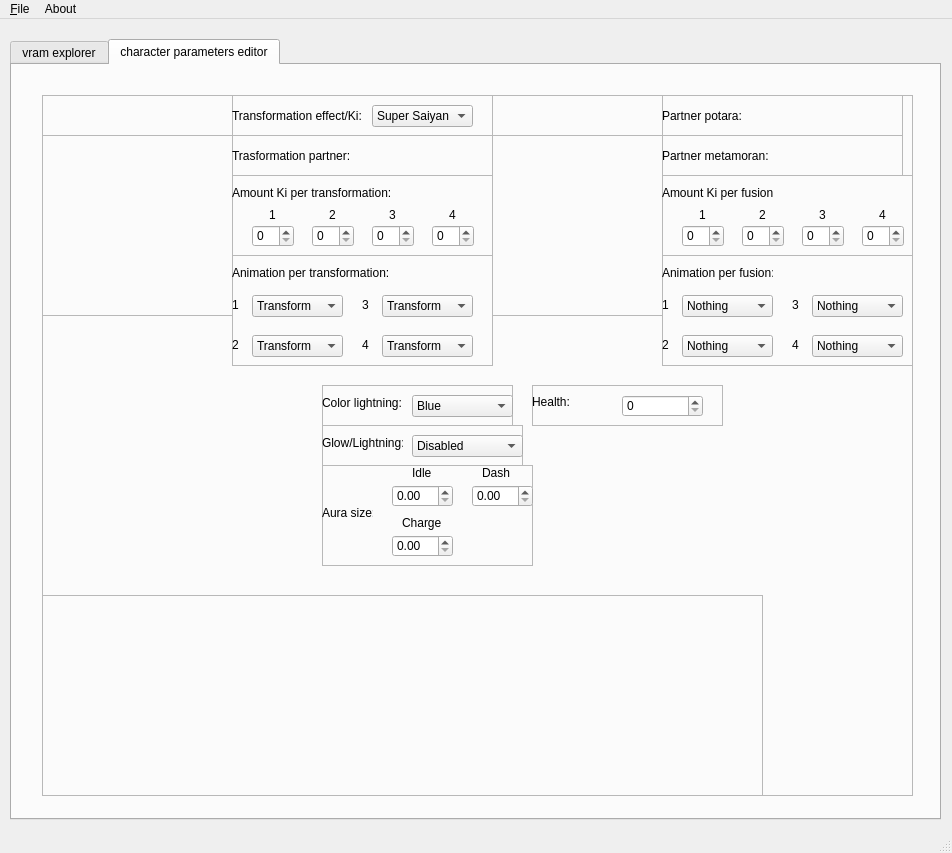
Before: the Qt Designer form lib/design/Raging_tools.ui in adsl14/Raging-tools, drawn with Qt 5.
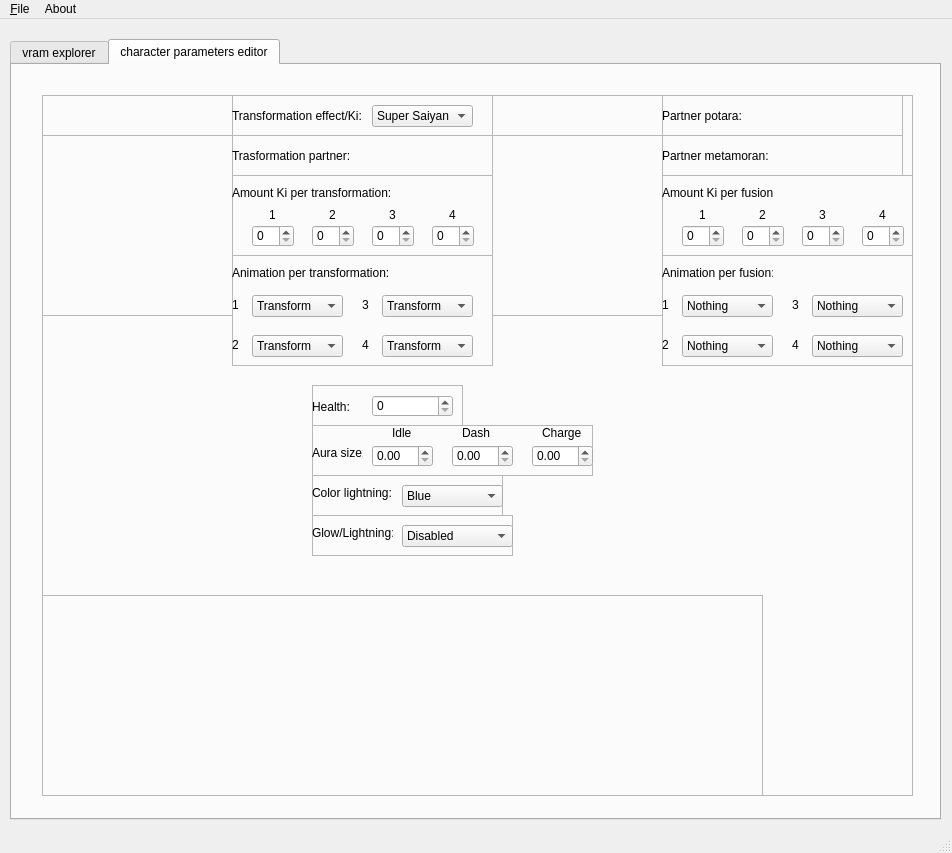
After: the same form once the commit is applied. Icons and pictures are not drawn.

What changed in the file:
```diff
--- a/lib/design/Raging_tools.ui
+++ b/lib/design/Raging_tools.ui
@@ -3193,8 +3193,8 @@
          <widget class="QFrame" name="glow_lightning">
           <property name="geometry">
            <rect>
-            <x>280</x>
-            <y>330</y>
+            <x>270</x>
+            <y>420</y>
             <width>201</width>
             <height>41</height>
            </rect>
@@ -3265,8 +3265,8 @@
          <widget class="QFrame" name="color_lightning">
           <property name="geometry">
            <rect>
-            <x>280</x>
-            <y>290</y>
+            <x>270</x>
+            <y>380</y>
             <width>191</width>
             <height>41</height>
            </rect>
@@ -3327,10 +3327,10 @@
          <widget class="QFrame" name="aura_size">
           <property name="geometry">
            <rect>
-            <x>280</x>
-            <y>370</y>
-            <width>211</width>
-            <height>101</height>
+            <x>270</x>
+            <y>330</y>
+            <width>281</width>
+            <height>51</height>
            </rect>
           </property>
           <property name="frameShape">
@@ -3343,7 +3343,7 @@
            <property name="geometry">
             <rect>
              <x>0</x>
-             <y>40</y>
+             <y>20</y>
              <width>51</width>
              <height>16</height>
             </rect>
@@ -3358,8 +3358,8 @@
           <widget class="QLabel" name="aura_size_charge_text">
            <property name="geometry">
             <rect>
-             <x>80</x>
-             <y>50</y>
+             <x>230</x>
+             <y>0</y>
              <width>41</width>
              <height>16</height>
             </rect>
@@ -3377,7 +3377,7 @@
           <widget class="QLabel" name="aura_size_idle_text">
            <property name="geometry">
             <rect>
-             <x>90</x>
+             <x>80</x>
              <y>0</y>
              <width>21</width>
              <height>16</height>
@@ -3393,7 +3393,7 @@
           <widget class="QLabel" name="aura_size_dash_text">
            <property name="geometry">
             <rect>
-             <x>160</x>
+             <x>150</x>
              <y>0</y>
              <width>31</width>
              <height>16</height>
@@ -3412,7 +3412,7 @@
           <widget class="QDoubleSpinBox" name="aura_size_idle_value">
            <property name="geometry">
             <rect>
-             <x>70</x>
+             <x>60</x>
              <y>20</y>
              <width>61</width>
              <height>22</height>
@@ -3425,7 +3425,7 @@
           <widget class="QDoubleSpinBox" name="aura_size_dash_value">
            <property name="geometry">
             <rect>
-             <x>150</x>
+             <x>140</x>
              <y>20</y>
              <width>61</width>
              <height>22</height>
@@ -3438,8 +3438,8 @@
           <widget class="QDoubleSpinBox" name="aura_size_charge_value">
            <property name="geometry">
             <rect>
-             <x>70</x>
-             <y>70</y>
+             <x>220</x>
+             <y>20</y>
              <width>61</width>
              <height>22</height>
             </rect>
@@ -3455,9 +3455,9 @@
          <widget class="QFrame" name="health">
           <property name="geometry">
            <rect>
-            <x>490</x>
+            <x>270</x>
             <y>290</y>
-            <width>191</width>
+            <width>151</width>
             <height>41</height>
            </rect>
           </property>
@@ -3471,7 +3471,7 @@
            <property name="geometry">
             <rect>
              <x>0</x>
-             <y>10</y>
+             <y>15</y>
              <width>47</width>
              <height>13</height>
             </rect>
@@ -3483,7 +3483,7 @@
           <widget class="QSpinBox" name="health_value">
            <property name="geometry">
             <rect>
-             <x>90</x>
+             <x>60</x>
              <y>10</y>
              <width>81</width>
              <height>22</height>
```
